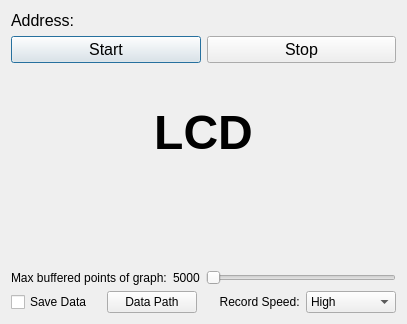
Old version of the form Dialog.ui in the repository 840922704/BLE_DMM_Client.
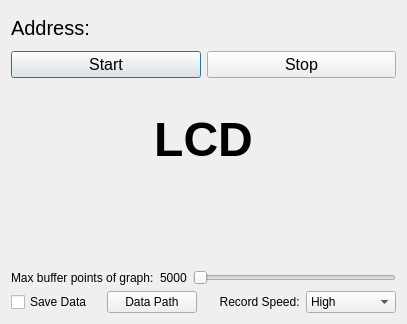
New version of the form.

```diff
--- a/Dialog.ui
+++ b/Dialog.ui
@@ -15,11 +15,19 @@
   </property>
   <layout class="QVBoxLayout" name="verticalLayout">
    <item>
+    <layout class="QVBoxLayout" name="verticalLayout_3">
+     <property name="topMargin">
+      <number>5</number>
+     </property>
+     <property name="bottomMargin">
+      <number>5</number>
+     </property>
+     <item>
     <widget class="QLabel" name="label">
      <property name="font">
       <font>
        <family>Arial</family>
-       <pointsize>12</pointsize>
+         <pointsize>15</pointsize>
       </font>
      </property>
      <property name="text">
@@ -27,6 +35,8 @@
      </property>
     </widget>
    </item>
+    </layout>
+   </item>
    <item>
     <layout class="QHBoxLayout" name="horizontalLayout_2">
      <item>
@@ -129,13 +139,23 @@
     <layout class="QHBoxLayout" name="horizontalLayout_4" stretch="0,0,0">
      <item>
       <widget class="QLabel" name="label_4">
+       <property name="font">
+        <font>
+         <family>Arial</family>
+        </font>
+       </property>
        <property name="text">
-        <string>Max buffered points of graph:</string>
+        <string>Max buffer points of graph:</string>
        </property>
       </widget>
      </item>
      <item>
       <widget class="QLabel" name="max_points">
+       <property name="font">
+        <font>
+         <family>Arial</family>
+        </font>
+       </property>
        <property name="text">
         <string>5000</string>
        </property>
```
Left out of the diff: 20 changed lines with no effect on the pictures. Lines whose indentation alone changed are shown as unchanged.
